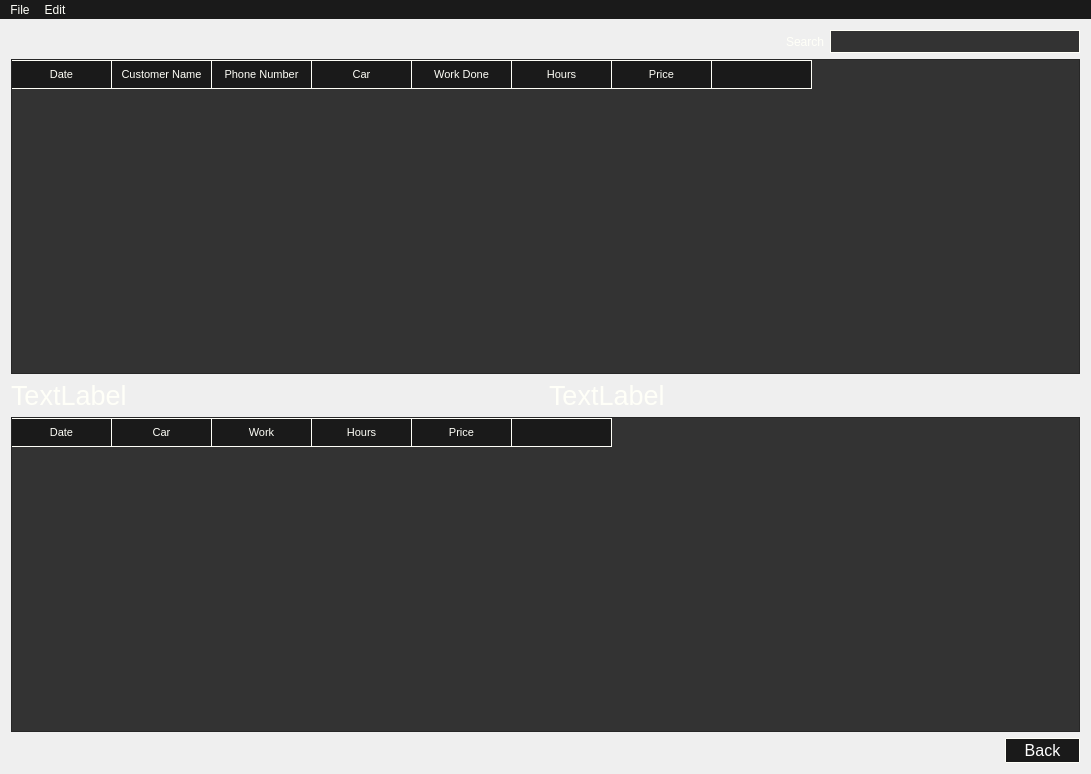
Qt form mainwindow.ui (domaspiragas/FairPriceDataManager) before a commit.
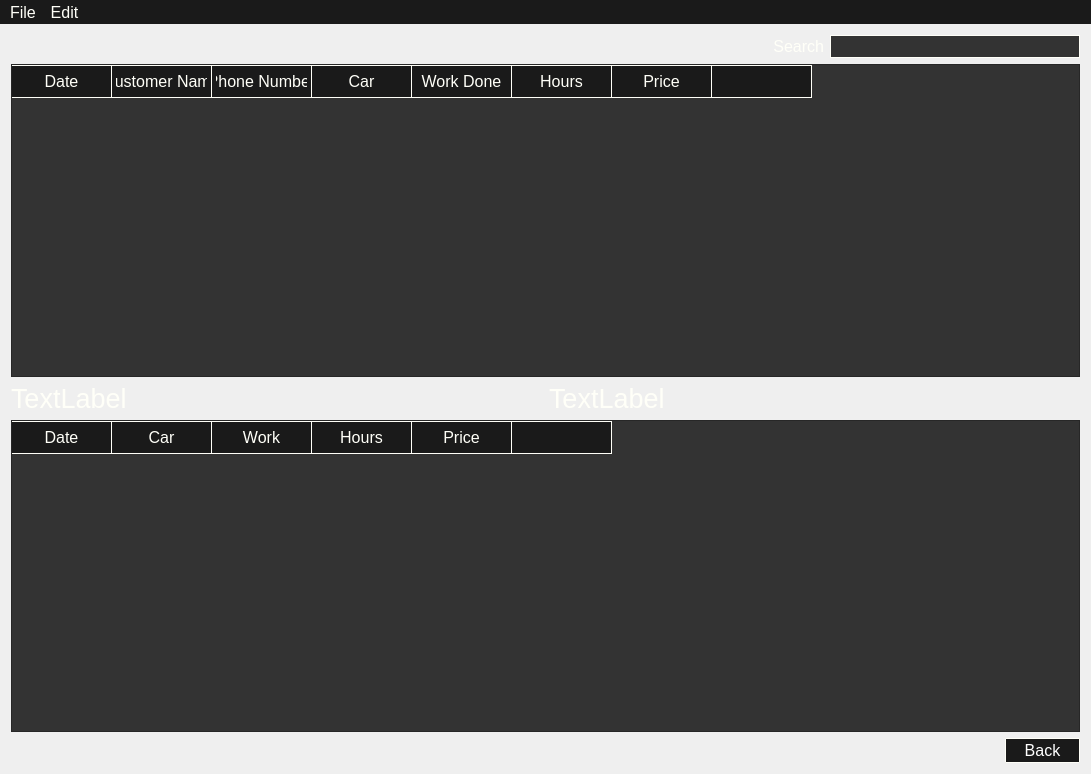
The same form after that commit. Icons and pictures are not drawn.

Commit message: Increased GUI text Size / Added Windows 10 fix

What changed in the file:
```diff
--- a/mainwindow.ui
+++ b/mainwindow.ui
@@ -48,6 +48,7 @@
          <string notr="true">QWidget
 {
 	color:#fffff8;
+	font-size: 12pt;
 }</string>
         </property>
         <property name="text">
@@ -83,6 +84,7 @@
 	background-color: #333333;
 	color: white;
 	border: 1px solid #fffff8;
+	font-size: 12pt;
 }</string>
         </property>
        </widget>
@@ -93,7 +95,7 @@
      <widget class="QTableWidget" name="mainTable">
       <property name="font">
        <font>
-        <pointsize>10</pointsize>
+        <pointsize>12</pointsize>
        </font>
       </property>
       <property name="styleSheet">
@@ -110,7 +112,7 @@
 	border-style: none;
     border-bottom: 1px solid #fffff8;
     border-right: 1px solid #fffff8;
-    font-size: 8pt;
+    font-size: 12pt;
 }
 
 QHeaderView::section:pressed
@@ -124,7 +126,7 @@
 }
 QTableWidget {
     gridline-color: #fffff8;
-    font-size: 10pt;
+    font-size: 12pt;
 }
 
 QTableWidget QTableCornerButton::section {
@@ -204,6 +206,24 @@
       <property name="topMargin">
        <number>0</number>
       </property>
+      <item>
+       <widget class="QLabel" name="nameLabel">
+        <property name="font">
+         <font>
+          <pointsize>20</pointsize>
+         </font>
+        </property>
+        <property name="styleSheet">
+         <string notr="true">QWidget
+{
+color:#fffff8;
+}</string>
+        </property>
+        <property name="text">
+         <string>TextLabel</string>
+        </property>
+       </widget>
+      </item>
       <item>
        <widget class="QLabel" name="phoneNumberLabel">
         <property name="font">
@@ -222,31 +242,13 @@
         </property>
        </widget>
       </item>
-      <item>
-       <widget class="QLabel" name="nameLabel">
-        <property name="font">
-         <font>
-          <pointsize>20</pointsize>
-         </font>
-        </property>
-        <property name="styleSheet">
-         <string notr="true">QWidget
-{
-color:#fffff8;
-}</string>
-        </property>
-        <property name="text">
-         <string>TextLabel</string>
-        </property>
-       </widget>
-      </item>
      </layout>
     </item>
     <item>
      <widget class="QTableWidget" name="jobsTable">
       <property name="font">
        <font>
-        <pointsize>10</pointsize>
+        <pointsize>12</pointsize>
        </font>
       </property>
       <property name="styleSheet">
@@ -262,12 +264,12 @@
 	border-style: none;
     border-bottom: 1px solid #fffff8;
     border-right: 1px solid #fffff8;
-    font-size: 8pt;
+    font-size: 12pt;
 }
 
 QTableWidget {
     gridline-color: #fffff8;
-    font-size: 10pt;
+    font-size: 12pt;
 }
 
 QTableWidget QTableCornerButton::section {
@@ -406,13 +408,14 @@
      <x>0</x>
      <y>0</y>
      <width>1091</width>
-     <height>21</height>
+     <height>27</height>
     </rect>
    </property>
    <property name="styleSheet">
     <string notr="true">QWidget
 {
 	background-color:#1a1a1a;
+	font-size: 12pt;
 }
 QWidget::Item 
 {
```
Left out of the diff: 7 changed lines with no effect on the pictures. The commit also changes 7 other files.
